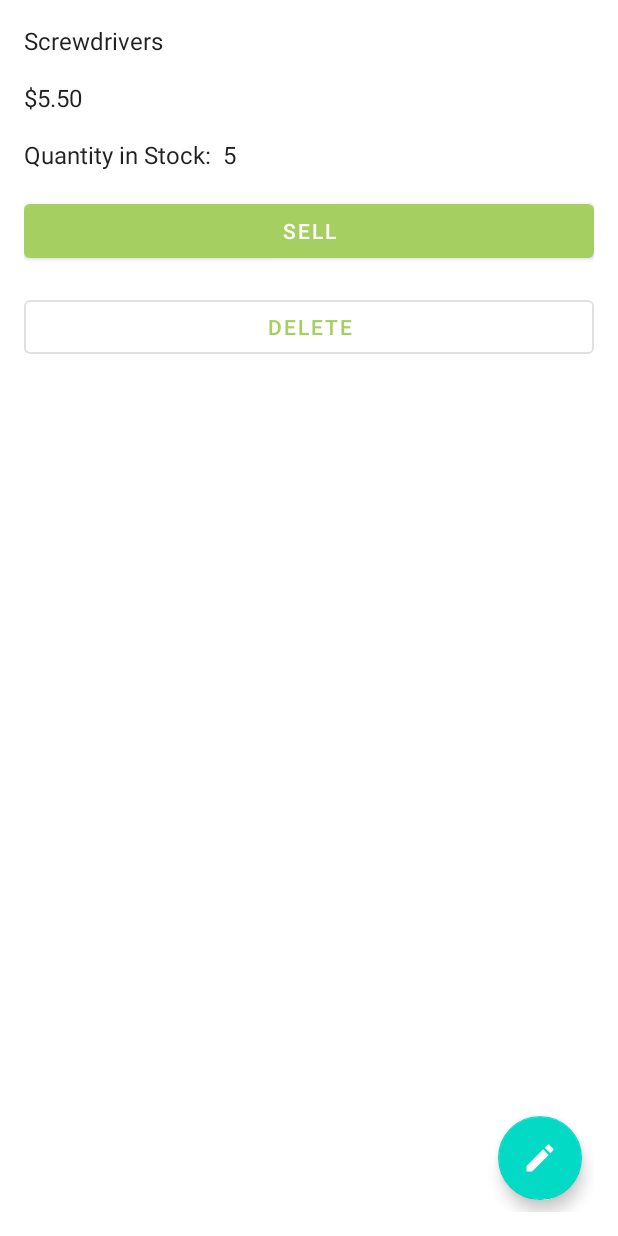
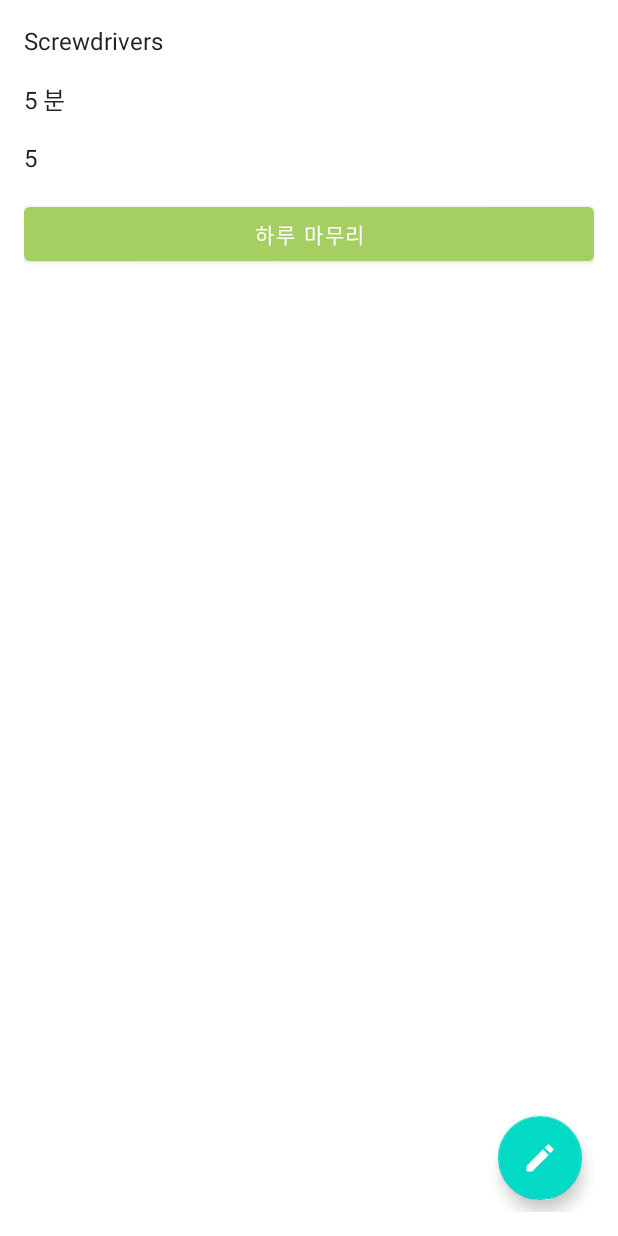
Before and after one commit to cherrynana320/Turtine, an Android app: the layout fragment_item_detail.xml on its own in the app's theme, with its tools: preview values and no code run, on a phone screen of 412 x 824 dp. Run offline under Robolectric (Android 15) with nearby library versions, the phone set to English and light mode, and no system bars.

Commit message:
0129
0129 6시

```diff
--- a/app/src/main/AndroidManifest.xml
+++ b/app/src/main/AndroidManifest.xml
@@ -3,6 +3,7 @@
     xmlns:tools="http://schemas.android.com/tools">
 
     <application
+        android:name=".InventoryApplication"
         android:allowBackup="true"
         android:dataExtractionRules="@xml/data_extraction_rules"
         android:fullBackupContent="@xml/backup_rules"
@@ -15,6 +16,9 @@
         <activity
             android:name=".SampleActivity"
             android:exported="false">
+            <meta-data
+                android:name="android.app.lib_name"
+                android:value="" />
         </activity>
         <activity
             android:name=".MainActivity"
--- a/app/src/main/res/layout/fragment_item_detail.xml
+++ b/app/src/main/res/layout/fragment_item_detail.xml
@@ -37,17 +37,7 @@
         android:layout_marginTop="@dimen/margin"
         app:layout_constraintStart_toStartOf="parent"
         app:layout_constraintTop_toBottomOf="@+id/item_list_routine"
-        tools:text="$5.50" />
-
-    <TextView
-        android:id="@+id/item_count_label"
-        style="@style/Widget.Inventory.TextView"
-        android:layout_width="wrap_content"
-        android:text="@string/quantity"
-        app:layout_constraintBaseline_toBaselineOf="@+id/item_list_sec"
-        app:layout_constraintEnd_toStartOf="@+id/item_list_sec"
-        app:layout_constraintHorizontal_bias="0.5"
-        app:layout_constraintStart_toStartOf="parent" />
+        tools:text="5 분" />
 
     <TextView
         android:id="@+id/item_list_sec"
@@ -55,7 +45,6 @@
         android:layout_width="0dp"
         android:layout_marginStart="@dimen/margin_between_elements"
         android:layout_marginTop="@dimen/margin"
-        app:layout_constraintEnd_toEndOf="parent"
         app:layout_constraintStart_toEndOf="@+id/item_count_label"
         app:layout_constraintTop_toBottomOf="@+id/item_list_min"
         tools:text="5" />
@@ -65,22 +54,11 @@
         android:layout_width="0dp"
         android:layout_height="wrap_content"
         android:layout_marginTop="@dimen/margin"
-        android:text="@string/sell"
+        android:text="하루 마무리"
         app:layout_constraintBottom_toTopOf="@+id/delete_item"
         app:layout_constraintEnd_toEndOf="parent"
         app:layout_constraintStart_toStartOf="parent"
         app:layout_constraintTop_toBottomOf="@+id/item_list_sec" />
-
-    <Button
-        android:id="@+id/delete_item"
-        style="?attr/materialButtonOutlinedStyle"
-        android:layout_width="0dp"
-        android:layout_height="wrap_content"
-        android:layout_marginTop="@dimen/margin"
-        android:text="@string/delete"
-        app:layout_constraintEnd_toEndOf="parent"
-        app:layout_constraintStart_toStartOf="parent"
-        app:layout_constraintTop_toBottomOf="@id/sell_item" />
 
     <com.google.android.material.floatingactionbutton.FloatingActionButton
         android:id="@+id/edit_item"
```
